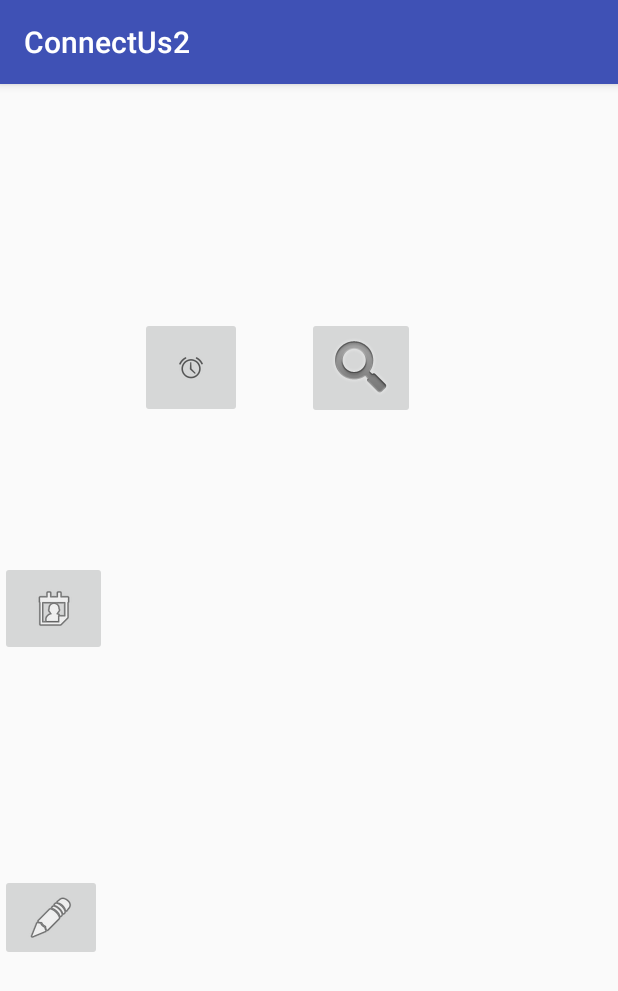
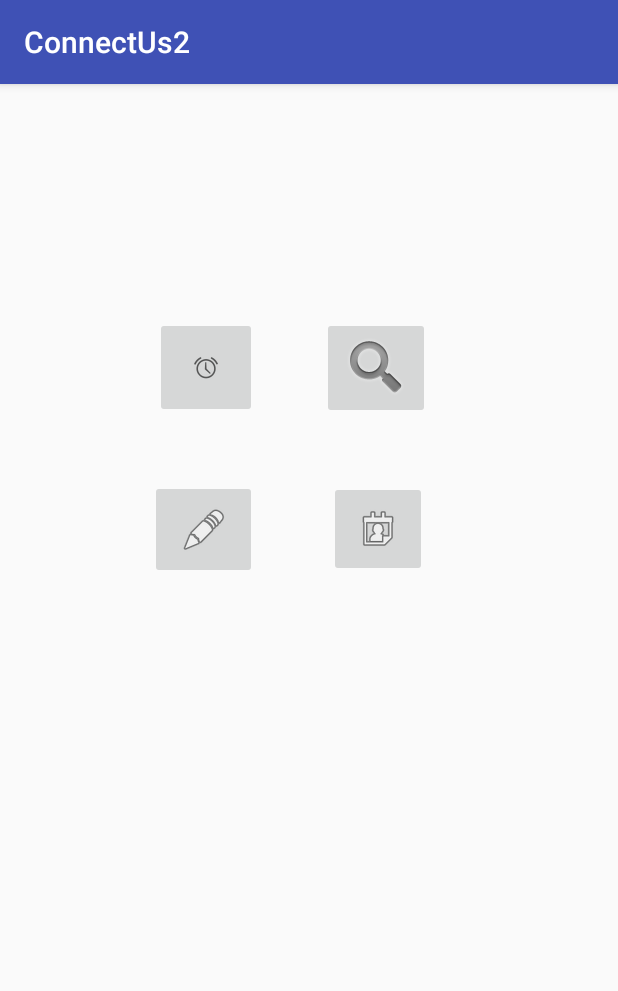
Before and after one commit to winnk/ConnectUs-Android, an Android app: the screen it shows after launch (MainActivity), on a phone screen of 412 x 824 dp. Shown: the top 991 px of the screen. Run offline under Robolectric (Android 15) with nearby library versions, the phone set to English and light mode, and no system bars.

Commit message:
update main layout

```diff
--- a/app/src/main/res/layout/activity_main.xml
+++ b/app/src/main/res/layout/activity_main.xml
@@ -16,14 +16,14 @@
         android:layout_marginTop="155dp"
         android:layout_marginBottom="8dp"
         app:layout_constraintBottom_toTopOf="@+id/noteButton"
-        android:layout_marginLeft="93dp"
+        android:layout_marginLeft="103dp"
         app:layout_constraintLeft_toLeftOf="parent"
         app:layout_constraintVertical_bias="0.0"/>
 
     <ImageButton
         android:id="@+id/symptomSearchButton"
         android:layout_width="wrap_content"
-        android:layout_height="wrap_content"
+        android:layout_height="68dp"
         app:srcCompat="@android:drawable/ic_search_category_default"
         app:layout_constraintTop_toTopOf="parent"
         android:layout_marginTop="155dp"
@@ -35,22 +35,21 @@
 
     <ImageButton
         android:id="@+id/noteButton"
-        android:layout_width="68dp"
-        android:layout_height="58dp"
+        android:layout_width="71dp"
+        android:layout_height="66dp"
         app:srcCompat="@android:drawable/ic_menu_edit"
-        tools:layout_editor_absoluteX="93dp"
-        app:layout_constraintBottom_toBottomOf="parent"
-        android:layout_marginBottom="183dp"/>
+        android:layout_marginLeft="100dp"
+        app:layout_constraintLeft_toLeftOf="parent"
+        app:layout_constraintTop_toTopOf="parent"
+        android:layout_marginTop="264dp"/>
 
     <ImageButton
         android:id="@+id/calendarButton"
-        android:layout_width="71dp"
-        android:layout_height="63dp"
+        android:layout_width="65dp"
+        android:layout_height="64dp"
         app:srcCompat="@android:drawable/ic_menu_my_calendar"
-        tools:layout_editor_absoluteX="204dp"
-        app:layout_constraintBottom_toBottomOf="parent"
-        android:layout_marginBottom="8dp"
-        android:layout_marginTop="8dp"
+        android:layout_marginTop="41dp"
         app:layout_constraintTop_toBottomOf="@+id/symptomSearchButton"
-        app:layout_constraintVertical_bias="0.186"/>
+        app:layout_constraintLeft_toRightOf="@+id/noteButton"
+        android:layout_marginLeft="48dp"/>
 </android.support.constraint.ConstraintLayout>
--- a/app/src/main/res/layout/activity_notes.xml
+++ b/app/src/main/res/layout/activity_notes.xml
@@ -39,9 +39,12 @@
         android:layout_width="wrap_content"
         android:layout_height="wrap_content"
         android:text="Save"
-        tools:layout_editor_absoluteX="148dp"
         app:layout_constraintBottom_toBottomOf="parent"
-        android:layout_marginBottom="8dp"/>
+        android:layout_marginBottom="8dp"
+        android:layout_marginLeft="8dp"
+        app:layout_constraintLeft_toLeftOf="parent"
+        android:layout_marginRight="8dp"
+        app:layout_constraintRight_toRightOf="parent"/>
 
     <RadioButton
         android:id="@+id/symptomButton"
```
